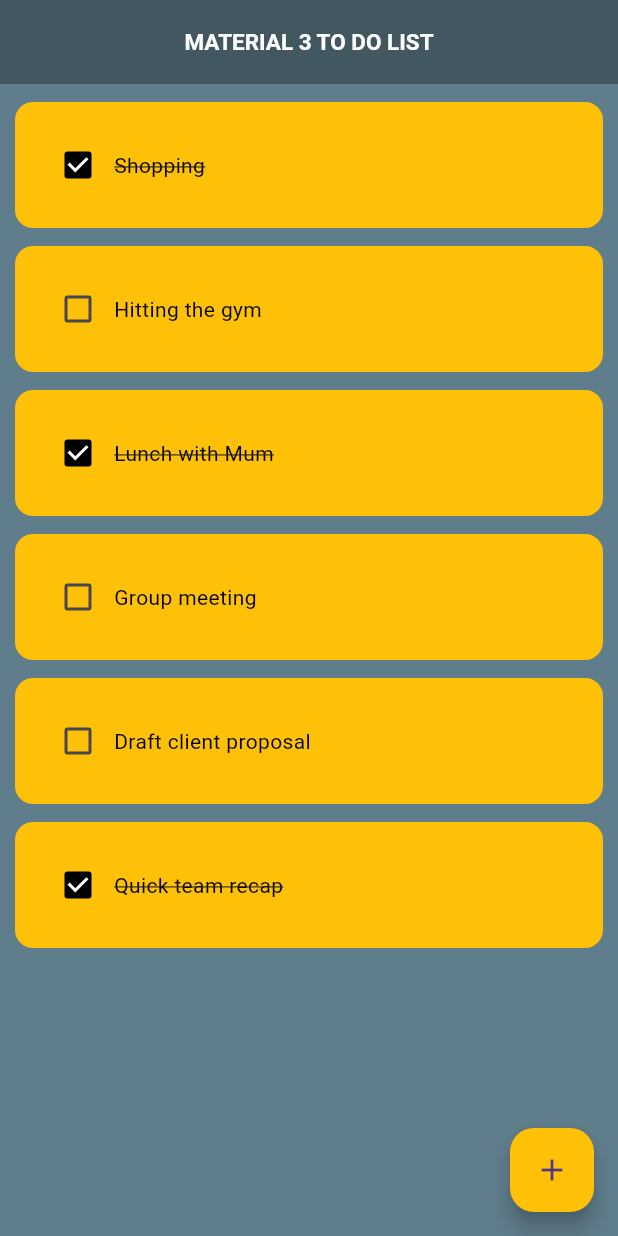
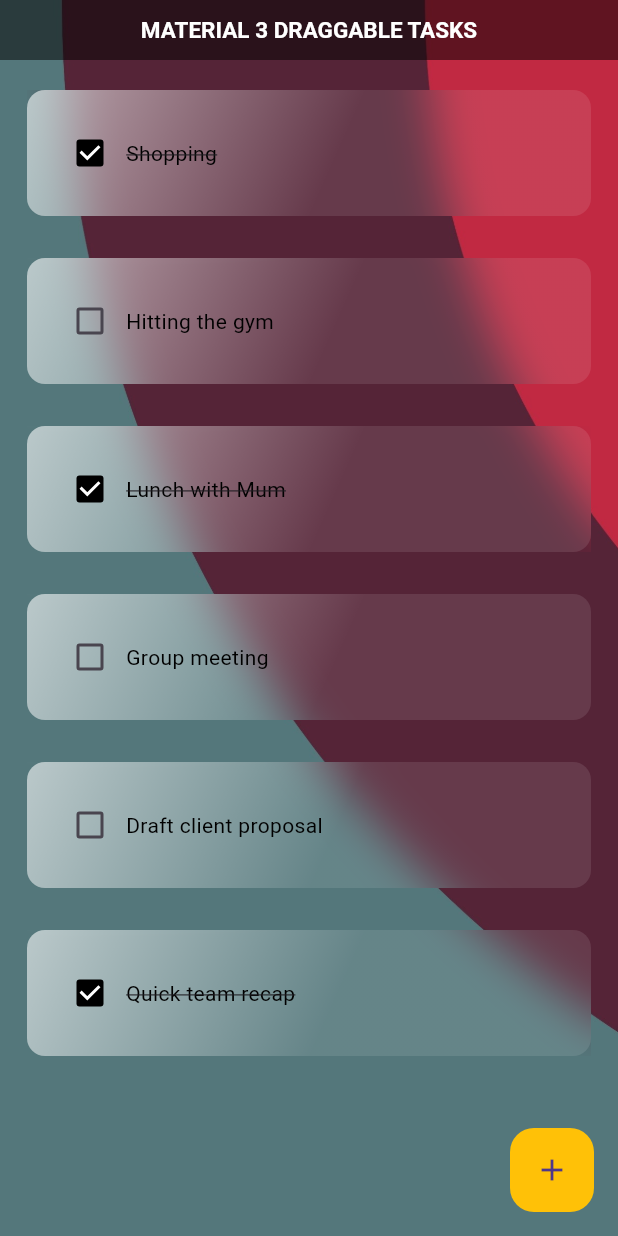
Before and after one commit to Nderi12/flutter_to_do_list_material_3, a Flutter app: the screen it shows after launch, on a phone screen of 412 x 824 dp. Run offline on Flutter 3.47's test engine with Material 2 defaults, Android fonts, the phone set to English and light mode, and no system bars; drawn by our look-alikes of flutter_slidable; our stand-ins replace hive, hive_flutter; accounts and stored records are empty.

Commit message:
UI changes

```diff
--- a/lib/main.dart
+++ b/lib/main.dart
@@ -19,7 +19,11 @@ class MyApp extends StatelessWidget {
   Widget build(BuildContext context) {
     return MaterialApp(
       title: 'Flutter Demo',
-      theme: ThemeData(primarySwatch: Colors.purple, useMaterial3: true),
+      theme: ThemeData(
+          primarySwatch: Colors.purple,
+          useMaterial3: true,
+          shadowColor: Colors.transparent,
+          canvasColor: Colors.transparent),
       home: const TaskBoard(),
     );
   }
--- a/lib/pages/task_board.dart
+++ b/lib/pages/task_board.dart
@@ -63,35 +63,68 @@ class _TaskBoardState extends State<TaskBoard> {
     db.updateData();
   }
 
+  void reorderData(int oldindex, int newindex) {
+    setState(() {
+      if (newindex > oldindex) {
+        newindex -= 1;
+      }
+      final tasks = db.taskList.removeAt(oldindex);
+      db.taskList.insert(newindex, tasks);
+    });
+  }
+
+  void sorting() {
+    setState(() {
+      db.taskList.sort();
+    });
+  }
+
   @override
   Widget build(BuildContext context) {
-    return Scaffold(
-      backgroundColor: Colors.blueGrey,
+    return Container(
+      decoration: const BoxDecoration(
+          image: DecorationImage(
+              image: AssetImage('assets/images/abstract.jpg'),
+              fit: BoxFit.cover)),
+      child: Scaffold(
+          backgroundColor: Colors.transparent,
           appBar: AppBar(
             title: const Text(
-          'MATERIAL 3 TO DO LIST',
+              'MATERIAL 3 DRAGGABLE TASKS',
               style: TextStyle(
-              color: Colors.white, fontSize: 15, fontWeight: FontWeight.bold),
+                  color: Colors.white,
+                  fontSize: 15,
+                  fontWeight: FontWeight.bold),
             ),
             centerTitle: true,
-        backgroundColor: Colors.black.withOpacity(.3),
+            backgroundColor: Colors.black.withOpacity(.5),
+            toolbarHeight: 40,
           ),
           floatingActionButton: FloatingActionButton(
             onPressed: () => addNewTask(),
             backgroundColor: Colors.amber,
             child: const Icon(Icons.add),
           ),
-      body: ListView.builder(
-          itemCount: db.taskList.length,
-          itemBuilder: (context, index) {
-            final task = db.taskList[index];
-            return ToDoTile(
+          body: ReorderableListView(
+            // proxyDecorator: proxyDecorator,
+            onReorder: reorderData,
+            children: db.taskList
+                .map(
+                  (task) => Padding(
+                    key: Key("$task"),
+                    padding: const EdgeInsets.all(8.0),
+                    child: ToDoTile(
                       name: task['name'],
                       completed: task['completed'],
-              onChanged: (value) => checkBoxChange(value, index),
-              deleteFn: (context) => deleteTask(index),
-            );
-          }),
+                      onChanged: (value) =>
+                          checkBoxChange(value, db.taskList.indexOf(task)),
+                      deleteFn: (context) =>
+                          deleteTask(db.taskList.indexOf(task)),
+                    ),
+                  ),
+                )
+                .toList(),
+          )),
     );
   }
 }
--- a/lib/util/dialog_box.dart
+++ b/lib/util/dialog_box.dart
@@ -10,7 +10,7 @@ class DialogBox extends StatelessWidget {
   @override
   Widget build(BuildContext context) {
     return AlertDialog(
-      backgroundColor: Colors.amber.withOpacity(.8),
+      backgroundColor: Colors.amber.withOpacity(.5),
       shape: RoundedRectangleBorder(borderRadius: BorderRadius.circular(8)),
       alignment: Alignment.center,
       actions: [
--- a/lib/util/to_do_tile.dart
+++ b/lib/util/to_do_tile.dart
@@ -1,4 +1,6 @@
 // ignore_for_file: must_be_immutable
+
+import 'dart:ui';
 
 import 'package:flutter/material.dart';
 import 'package:flutter_slidable/flutter_slidable.dart';
@@ -20,19 +22,17 @@ class ToDoTile extends StatelessWidget {
   Widget build(BuildContext context) {
     return Padding(
       padding: const EdgeInsets.only(top: 12.0, left: 10, right: 10),
-      child: Slidable(
-        endActionPane: ActionPane(motion: StretchMotion(), children: [
-          SlidableAction(
-            onPressed: deleteFn,
-            icon: Icons.delete,
-            backgroundColor: Colors.red,
-            borderRadius: BorderRadius.circular(12),
-          )
-        ]),
+      child: ClipRRect(
+        child: BackdropFilter(
+          filter: ImageFilter.blur(sigmaX: 15, sigmaY: 15),
           child: Container(
             padding: const EdgeInsets.all(18),
             decoration: BoxDecoration(
-              color: Colors.amber, borderRadius: BorderRadius.circular(12)),
+                gradient: const LinearGradient(
+                    begin: Alignment.topLeft,
+                    end: Alignment.bottomCenter,
+                    colors: [Colors.white60, Colors.white10]),
+                borderRadius: BorderRadius.circular(12)),
             child: Row(
               children: [
                 Checkbox(
@@ -53,6 +53,7 @@ class ToDoTile extends StatelessWidget {
             ),
           ),
         ),
+      ),
     );
   }
 }
--- a/pubspec.yaml
+++ b/pubspec.yaml
@@ -62,9 +62,8 @@ flutter:
   uses-material-design: true
 
   # To add assets to your application, add an assets section, like this:
-  # assets:
-  #   - images/a_dot_burr.jpeg
-  #   - images/a_dot_ham.jpeg
+  assets:
+    - assets/images/abstract.jpg
 
   # An image asset can refer to one or more resolution-specific "variants", see
   # https://flutter.dev/assets-and-images/#resolution-aware
```
Also changed, not shown: assets/images/abstract.jpg (added). Lines whose indentation alone changed are shown as unchanged.
